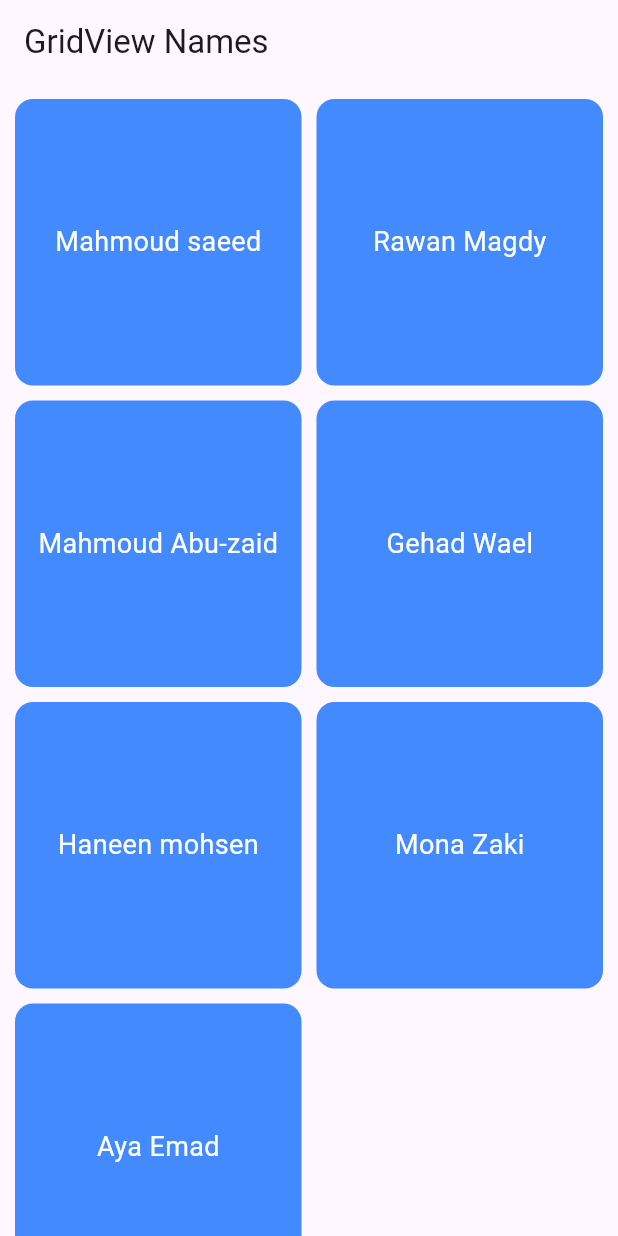
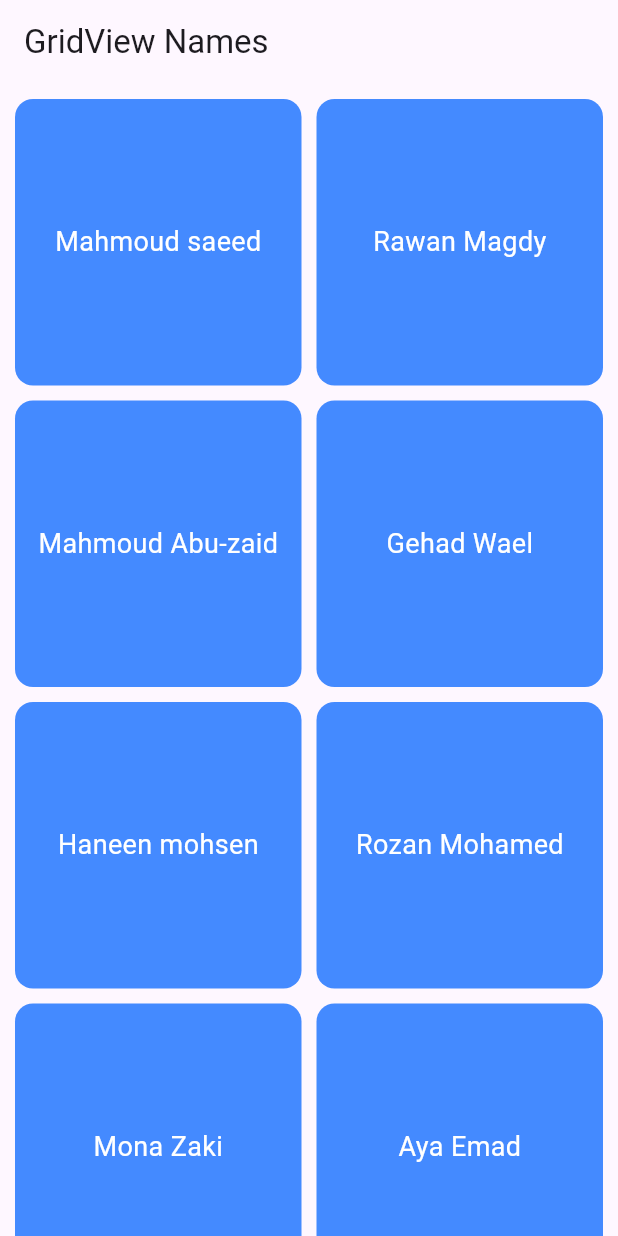
Before and after one commit to mahmoudsaeedm24/nti_std, a Flutter app: the screen it shows after launch, on a phone screen of 412 x 824 dp. Run offline on Flutter 3.47's test engine with Material 3 defaults, Android fonts, the phone set to English and light mode, and no system bars.

Commit message:
add my screen

```diff
--- a/lib/features/data_source.dart
+++ b/lib/features/data_source.dart
@@ -1,5 +1,4 @@
 import 'package:m_emad/core/color_pallete.dart';
-import 'package:m_emad/core/extensions/string_extension.dart';
 import '../core/model/person_model.dart';
 
 final List<Person> persons = [
@@ -34,8 +33,13 @@ I just wanted to take a moment to sincerely thank you, Your respectful attitude,
     name: "Haneen mohsen",
     message:
         "I would like to sincerely thank you for the great effort you put in with us throughout the course. You were always keen to explain in a simple and easy way, and that really helped me benefit and understand the framework more deeply. Honestly, you were the reason I started to love the field even more. Thank you so much for your patience, your support, and for answering all my questions. I wish you all the best in your career",
-  ),
-  Person(
+  ),Person(
+     name: "Rozan Mohamed", message:"""Behind every successful journey, there is a great mentor!
+
+We are truly blessed to have you, Eng. Mohamed Emad, as our instructor throughout this track. Your dedication, patience, and passion made the learning experience not only valuable but also inspiring.
+ You guided us with knowledge, motivated us to do better, and supported us every step of the way. Thank you for your endless effort and for being such an inspiring mentor.""" )
+
+  , Person(
     name: "Mona Zaki",
     message: """I would like to express my heartfelt gratitude to Eng. Mohamed Emad for his great effort, patience, and dedication during our Flutter training.
 
```
Also changed, not shown: pubspec.lock.
